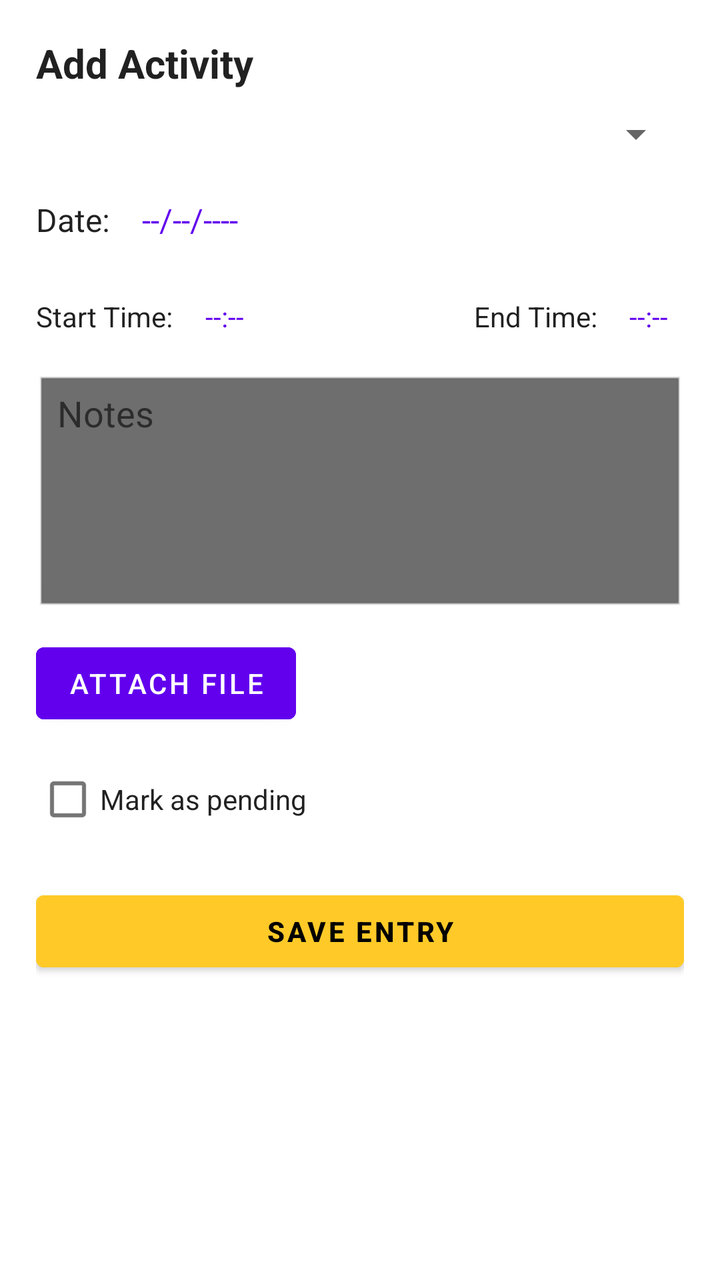
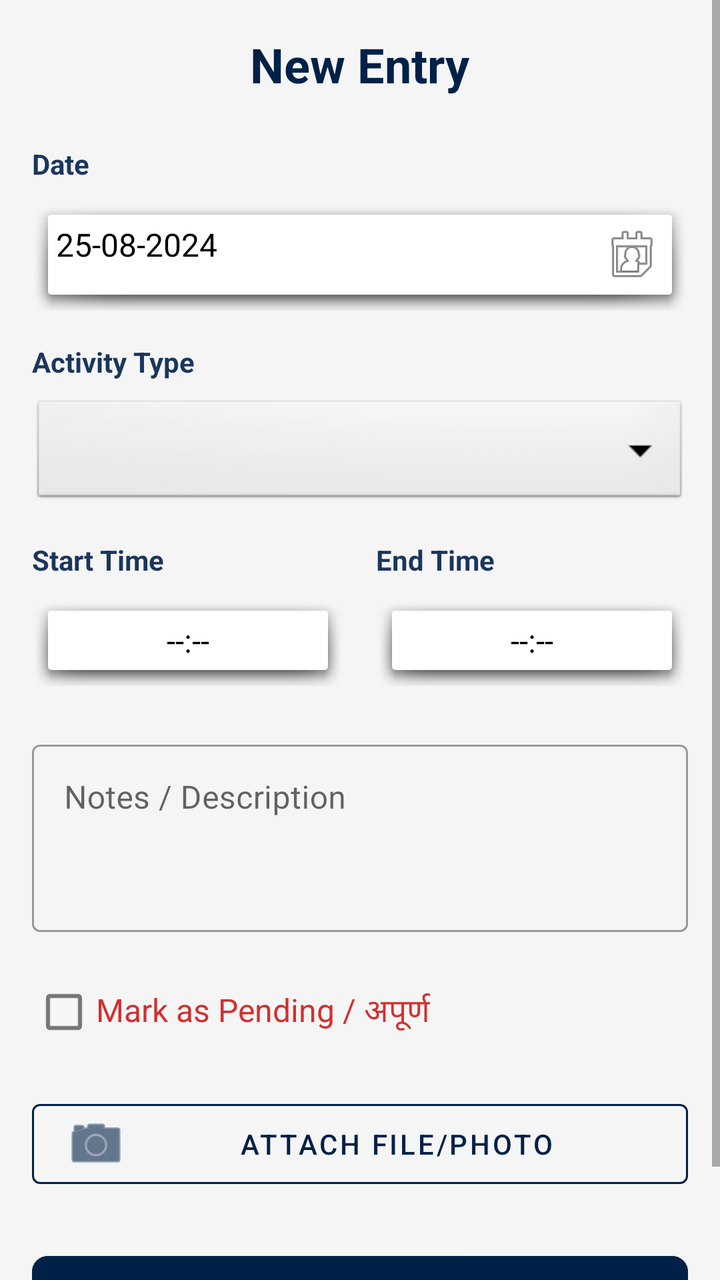

Compare the two renders of this Android layout. The source of the first and the diff that turns it into the second are given below.
<!-- AndroidManifest.xml: activity theme Theme.MaterialComponents.DayNight.NoActionBar -->
<!-- res/layout/activity_add_entry.xml -->
<?xml version="1.0" encoding="utf-8"?>
<ScrollView xmlns:android="http://schemas.android.com/apk/res/android"
    xmlns:app="http://schemas.android.com/apk/res-auto"
    android:layout_width="match_parent"
    android:layout_height="match_parent"
    android:fitsSystemWindows="true"
    android:padding="18dp"
    android:clipToPadding="false"
    android:background="?android:attr/colorBackground">

    <LinearLayout
        android:orientation="vertical"
        android:layout_width="match_parent"
        android:layout_height="wrap_content">

        <TextView
            android:text="Add Activity"
            android:textSize="20sp"
            android:textStyle="bold"
            android:textColor="?android:attr/textColorPrimary"
            android:layout_width="wrap_content"
            android:layout_height="wrap_content" />

        <Spinner
            android:id="@+id/spinnerType"
            android:layout_marginTop="10dp"
            android:layout_width="match_parent"
            android:layout_height="wrap_content"
            android:backgroundTint="?attr/colorControlNormal" />

        
        <LinearLayout
            android:orientation="horizontal"
            android:layout_marginTop="12dp"
            android:gravity="center_vertical"
            android:layout_width="match_parent"
            android:layout_height="wrap_content">

            <TextView
                android:text="Date:"
                android:textColor="?android:attr/textColorPrimary"
                android:textSize="16sp"
                android:layout_width="wrap_content"
                android:layout_height="wrap_content" />

            <TextView
                android:id="@+id/tvDate"
                android:text="--/--/----"
                android:clickable="true"
                android:focusable="true"
                android:padding="8dp"
                android:layout_marginStart="8dp"
                android:textColor="?attr/colorPrimary"
                android:textSize="16sp"
                android:layout_width="wrap_content"
                android:layout_height="wrap_content" />
        </LinearLayout>

        
        <LinearLayout
            android:orientation="horizontal"
            android:layout_marginTop="12dp"
            android:gravity="center_vertical"
            android:layout_width="match_parent"
            android:layout_height="wrap_content">

            <TextView
                android:text="Start Time:"
                android:textColor="?android:attr/textColorPrimary"
                android:layout_width="wrap_content"
                android:layout_height="wrap_content" />

            <TextView
                android:id="@+id/tvStartTime"
                android:text="--:--"
                android:clickable="true"
                android:focusable="true"
                android:padding="8dp"
                android:textColor="?attr/colorPrimary"
                android:layout_marginStart="8dp"
                android:layout_width="wrap_content"
                android:layout_height="wrap_content" />

            <Space
                android:layout_width="0dp"
                android:layout_height="wrap_content"
                android:layout_weight="1" />

            <TextView
                android:text="End Time:"
                android:textColor="?android:attr/textColorPrimary"
                android:layout_width="wrap_content"
                android:layout_height="wrap_content" />

            <TextView
                android:id="@+id/tvEndTime"
                android:text="--:--"
                android:clickable="true"
                android:focusable="true"
                android:padding="8dp"
                android:textColor="?attr/colorPrimary"
                android:layout_marginStart="8dp"
                android:layout_width="wrap_content"
                android:layout_height="wrap_content" />
        </LinearLayout>

        <EditText
            android:id="@+id/etNotes"
            android:hint="Notes"
            android:layout_marginTop="12dp"
            android:layout_width="match_parent"
            android:layout_height="120dp"
            android:gravity="top"
            android:background="@android:drawable/edit_text"
            android:textColor="?android:attr/textColorPrimary"
            android:textColorHint="?android:attr/textColorHint"
            android:backgroundTint="?attr/colorControlNormal" />

        <Button
            android:id="@+id/btnAttach"
            android:layout_marginTop="10dp"
            android:layout_width="wrap_content"
            android:layout_height="wrap_content"
            android:text="Attach File"
            android:backgroundTint="?attr/colorPrimary"
            android:textColor="?android:attr/textColorPrimaryInverse" />

        <CheckBox
            android:id="@+id/chkPending"
            android:layout_marginTop="10dp"
            android:text="Mark as pending"
            android:textColor="?android:attr/textColorPrimary"
            android:layout_width="wrap_content"
            android:layout_height="wrap_content" />

        <Button
            android:id="@+id/btnSave"
            android:layout_marginTop="18dp"
            android:layout_width="match_parent"
            android:layout_height="48dp"
            android:text="Save Entry"
            android:backgroundTint="@color/md_yellow_600"
            android:textColor="@android:color/black"
            android:textStyle="bold" />

    </LinearLayout>
</ScrollView>
<!-- resources referenced by this layout -->
<resources>
  <color name="md_yellow_600">#FFCA28</color>
</resources>

<!-- the commit's change to res/layout/activity_add_entry.xml (unified diff, before → after) -->
@@ -1,147 +1,187 @@
 <?xml version="1.0" encoding="utf-8"?>
 <ScrollView xmlns:android="http://schemas.android.com/apk/res/android"
     xmlns:app="http://schemas.android.com/apk/res-auto"
+    xmlns:tools="http://schemas.android.com/tools"
     android:layout_width="match_parent"
     android:layout_height="match_parent"
-    android:fitsSystemWindows="true"
-    android:padding="18dp"
-    android:clipToPadding="false"
-    android:background="?android:attr/colorBackground">
+    android:background="@color/background_light"
+    android:fillViewport="true">
 
     <LinearLayout
+        android:layout_width="match_parent"
+        android:layout_height="wrap_content"
         android:orientation="vertical"
-        android:layout_width="match_parent"
-        android:layout_height="wrap_content">
+        android:padding="16dp">
+
+        
+        <TextView
+            android:layout_width="wrap_content"
+            android:layout_height="wrap_content"
+            android:layout_gravity="center_horizontal"
+            android:layout_marginBottom="24dp"
+            android:text="New Entry"
+            android:textColor="@color/police_navy_blue"
+            android:textSize="24sp"
+            android:textStyle="bold" />
+
+        
+        <TextView
+            android:layout_width="wrap_content"
+            android:layout_height="wrap_content"
+            android:layout_marginBottom="8dp"
+            android:text="Date"
+            android:textColor="@color/police_navy_light"
+            android:textStyle="bold" />
 
         <TextView
-            android:text="Add Activity"
-            android:textSize="20sp"
-            android:textStyle="bold"
-            android:textColor="?android:attr/textColorPrimary"
+            android:id="@+id/tvDate"
+            android:layout_width="match_parent"
+            android:layout_height="wrap_content"
+            android:layout_marginBottom="16dp"
+            android:background="@drawable/abc_popup_background_mtrl_mult"
+            android:clickable="true"
+            android:drawableEnd="@android:drawable/ic_menu_my_calendar"
+            android:padding="12dp"
+            android:text="25-08-2024"
+            android:textColor="@color/black"
+            android:textSize="16sp" />
+
+        
+        <TextView
             android:layout_width="wrap_content"
-            android:layout_height="wrap_content" />
+            android:layout_height="wrap_content"
+            android:layout_marginBottom="8dp"
+            android:text="Activity Type"
+            android:textColor="@color/police_navy_light"
+            android:textStyle="bold" />
 
         <Spinner
             android:id="@+id/spinnerType"
-            android:layout_marginTop="10dp"
             android:layout_width="match_parent"
-            android:layout_height="wrap_content"
-            android:backgroundTint="?attr/colorControlNormal" />
+            android:layout_height="56dp"
+            android:layout_marginBottom="16dp"
+            android:background="@android:drawable/btn_dropdown"
+            android:spinnerMode="dropdown" />
 
         
         <LinearLayout
+            android:layout_width="match_parent"
+            android:layout_height="wrap_content"
+            android:baselineAligned="false"
             android:orientation="horizontal"
-            android:layout_marginTop="12dp"
-            android:gravity="center_vertical"
-            android:layout_width="match_parent"
-            android:layout_height="wrap_content">
+            android:weightSum="2">
 
-            <TextView
-                android:text="Date:"
-                android:textColor="?android:attr/textColorPrimary"
-                android:textSize="16sp"
-                android:layout_width="wrap_content"
-                android:layout_height="wrap_content" />
+            
+            <LinearLayout
+                android:layout_width="0dp"
+                android:layout_height="wrap_content"
+                android:layout_marginEnd="8dp"
+                android:layout_weight="1"
+                android:orientation="vertical">
 
-            <TextView
-                android:id="@+id/tvDate"
-                android:text="--/--/----"
-                android:clickable="true"
-                android:focusable="true"
-                android:padding="8dp"
+                <TextView
+                    android:layout_width="wrap_content"
+                    android:layout_height="wrap_content"
+                    android:layout_marginBottom="8dp"
+                    android:text="Start Time"
+                    android:textColor="@color/police_navy_light"
+                    android:textStyle="bold" />
+
+                <TextView
+                    android:id="@+id/tvStartTime"
+                    android:layout_width="match_parent"
+                    android:layout_height="wrap_content"
+                    android:background="@drawable/abc_popup_background_mtrl_mult"
+                    android:clickable="true"
+                    android:gravity="center"
+                    android:padding="12dp"
+                    android:text="--:--"
+                    android:textColor="@color/black"
+                    android:textSize="16sp" />
+            </LinearLayout>
+
+            
+            <LinearLayout
+                android:layout_width="0dp"
+                android:layout_height="wrap_content"
                 android:layout_marginStart="8dp"
-                android:textColor="?attr/colorPrimary"
-                android:textSize="16sp"
-                android:layout_width="wrap_content"
-                android:layout_height="wrap_content" />
+                android:layout_weight="1"
+                android:orientation="vertical">
+
+                <TextView
+                    android:layout_width="wrap_content"
+                    android:layout_height="wrap_content"
+                    android:layout_marginBottom="8dp"
+                    android:text="End Time"
+                    android:textColor="@color/police_navy_light"
+                    android:textStyle="bold" />
+
+                <TextView
+                    android:id="@+id/tvEndTime"
+                    android:layout_width="match_parent"
+                    android:layout_height="wrap_content"
+                    android:background="@drawable/abc_popup_background_mtrl_mult"
+                    android:clickable="true"
+                    android:gravity="center"
+                    android:padding="12dp"
+                    android:text="--:--"
+                    android:textColor="@color/black"
+                    android:textSize="16sp" />
+            </LinearLayout>
         </LinearLayout>
 
         
-        <LinearLayout
-            android:orientation="horizontal"
-            android:layout_marginTop="12dp"
-            android:gravity="center_vertical"
+        <com.google.android.material.textfield.TextInputLayout
+            style="@style/Widget.MaterialComponents.TextInputLayout.OutlinedBox"
             android:layout_width="match_parent"
-            android:layout_height="wrap_content">
+            android:layout_height="wrap_content"
+            android:layout_marginTop="24dp"
+            android:hint="Notes / Description">
 
-            <TextView
-                android:text="Start Time:"
-                android:textColor="?android:attr/textColorPrimary"
-                android:layout_width="wrap_content"
-                android:layout_height="wrap_content" />
+            <com.google.android.material.textfield.TextInputEditText
+                android:id="@+id/etNotes"
+                android:layout_width="match_parent"
+                android:layout_height="wrap_content"
+                android:gravity="top"
+                android:inputType="textMultiLine"
+                android:lines="4"
+                android:minLines="3" />
+        </com.google.android.material.textfield.TextInputLayout>
 
-            <TextView
-                android:id="@+id/tvStartTime"
-                android:text="--:--"
-                android:clickable="true"
-                android:focusable="true"
-                android:padding="8dp"
-                android:textColor="?attr/colorPrimary"
-                android:layout_marginStart="8dp"
-                android:layout_width="wrap_content"
-                android:layout_height="wrap_content" />
-
-            <Space
-                android:layout_width="0dp"
-                android:layout_height="wrap_content"
-                android:layout_weight="1" />
-
-            <TextView
-                android:text="End Time:"
-                android:textColor="?android:attr/textColorPrimary"
-                android:layout_width="wrap_content"
-                android:layout_height="wrap_content" />
-
-            <TextView
-                android:id="@+id/tvEndTime"
-                android:text="--:--"
-                android:clickable="true"
-                android:focusable="true"
-                android:padding="8dp"
-                android:textColor="?attr/colorPrimary"
-                android:layout_marginStart="8dp"
-                android:layout_width="wrap_content"
-                android:layout_height="wrap_content" />
-        </LinearLayout>
-
-        <EditText
-            android:id="@+id/etNotes"
-            android:hint="Notes"
-            android:layout_marginTop="12dp"
-            android:layout_width="match_parent"
-            android:layout_height="120dp"
-            android:gravity="top"
-            android:background="@android:drawable/edit_text"
-            android:textColor="?android:attr/textColorPrimary"
-            android:textColorHint="?android:attr/textColorHint"
-            android:backgroundTint="?attr/colorControlNormal" />
-
-        <Button
-            android:id="@+id/btnAttach"
-            android:layout_marginTop="10dp"
+        
+        <CheckBox
+            android:id="@+id/chkPending"
             android:layout_width="wrap_content"
             android:layout_height="wrap_content"
-            android:text="Attach File"
-            android:backgroundTint="?attr/colorPrimary"
-            android:textColor="?android:attr/textColorPrimaryInverse" />
+            android:layout_marginTop="16dp"
+            android:text="Mark as Pending / अपूर्ण"
+            android:textColor="@color/police_red"
+            android:textSize="16sp" />
 
-        <CheckBox
-            android:id="@+id/chkPending"
-            android:layout_marginTop="10dp"
-            android:text="Mark as pending"
-            android:textColor="?android:attr/textColorPrimary"
-            android:layout_width="wrap_content"
-            android:layout_height="wrap_content" />
+        
+        <com.google.android.material.button.MaterialButton
+            android:id="@+id/btnAttach"
+            style="@style/Widget.MaterialComponents.Button.OutlinedButton"
+            android:layout_width="match_parent"
+            android:layout_height="wrap_content"
+            android:layout_marginTop="16dp"
+            android:text="Attach File/Photo"
+            android:textColor="@color/police_navy_blue"
+            app:icon="@android:drawable/ic_menu_camera"
+            app:iconTint="@color/police_navy_blue"
+            app:strokeColor="@color/police_navy_blue" />
 
-        <Button
+        
+        <com.google.android.material.button.MaterialButton
             android:id="@+id/btnSave"
-            android:layout_marginTop="18dp"
             android:layout_width="match_parent"
-            android:layout_height="48dp"
-            android:text="Save Entry"
-            android:backgroundTint="@color/md_yellow_600"
-            android:textColor="@android:color/black"
-            android:textStyle="bold" />
+            android:layout_height="64dp"
+            android:layout_marginTop="24dp"
+            android:backgroundTint="@color/police_navy_blue"
+            android:text="SAVE ENTRY"
+            android:textSize="16sp"
+            android:textStyle="bold"
+            app:cornerRadius="8dp" />
 
     </LinearLayout>
 </ScrollView>
<!-- resource entries referenced after the edit -->
@@ -1,5 +1,9 @@
 <!-- resources referenced by this layout -->
 <resources>
-  <color name="md_yellow_600">#FFCA28</color>
+  <color name="background_light">#F5F5F5</color>
+  <color name="black">#FF000000</color>
+  <color name="police_navy_blue">#002147</color>
+  <color name="police_navy_light">#1A365D</color>
+  <color name="police_red">#D32F2F</color>
 </resources>
 
